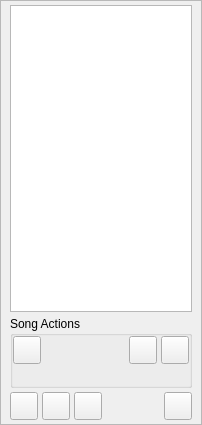
This is oom/widgets/routemapbase.ui in ccherrett/oom as Qt 5 draws it before an edit. The edited form follows.
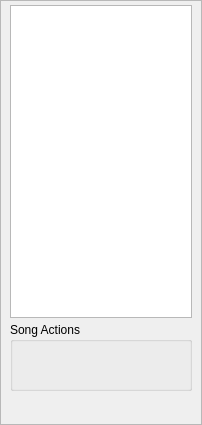
This is the edited form.

Commit message: Reimplement track resizing to remove tools

```diff
--- a/oom/widgets/routemapbase.ui
+++ b/oom/widgets/routemapbase.ui
@@ -99,17 +99,17 @@
          <number>0</number>
         </property>
         <item>
-         <widget class="QPushButton" name="btnLoad">
+         <widget class="QToolButton" name="btnLoad">
           <property name="minimumSize">
            <size>
-            <width>28</width>
-            <height>28</height>
+            <width>25</width>
+            <height>25</height>
            </size>
           </property>
           <property name="maximumSize">
            <size>
-            <width>28</width>
-            <height>28</height>
+            <width>25</width>
+            <height>25</height>
            </size>
           </property>
           <property name="toolTip">
@@ -118,6 +118,15 @@
           <property name="text">
            <string/>
           </property>
+          <property name="iconSize">
+           <size>
+            <width>25</width>
+            <height>25</height>
+           </size>
+          </property>
+          <property name="autoRaise">
+           <bool>true</bool>
+          </property>
          </widget>
         </item>
         <item>
@@ -134,17 +143,17 @@
          </spacer>
         </item>
         <item>
-         <widget class="QPushButton" name="btnClear">
+         <widget class="QToolButton" name="btnClear">
           <property name="minimumSize">
            <size>
-            <width>28</width>
-            <height>28</height>
+            <width>25</width>
+            <height>25</height>
            </size>
           </property>
           <property name="maximumSize">
            <size>
-            <width>28</width>
-            <height>28</height>
+            <width>25</width>
+            <height>25</height>
            </size>
           </property>
           <property name="toolTip">
@@ -153,20 +162,29 @@
           <property name="text">
            <string/>
           </property>
+          <property name="iconSize">
+           <size>
+            <width>25</width>
+            <height>25</height>
+           </size>
+          </property>
+          <property name="autoRaise">
+           <bool>true</bool>
+          </property>
          </widget>
         </item>
         <item>
-         <widget class="QPushButton" name="btnLink">
+         <widget class="QToolButton" name="btnLink">
           <property name="minimumSize">
            <size>
-            <width>28</width>
-            <height>28</height>
+            <width>25</width>
+            <height>25</height>
            </size>
           </property>
           <property name="maximumSize">
            <size>
-            <width>28</width>
-            <height>28</height>
+            <width>25</width>
+            <height>25</height>
            </size>
           </property>
           <property name="toolTip">
@@ -175,9 +193,18 @@
           <property name="text">
            <string/>
           </property>
+          <property name="iconSize">
+           <size>
+            <width>25</width>
+            <height>25</height>
+           </size>
+          </property>
           <property name="shortcut">
            <string>Ctrl+Shift+L</string>
           </property>
+          <property name="autoRaise">
+           <bool>true</bool>
+          </property>
          </widget>
         </item>
        </layout>
@@ -219,17 +246,17 @@
    <item>
     <layout class="QHBoxLayout" name="horizontalLayout">
      <item>
-      <widget class="QPushButton" name="btnEdit">
+      <widget class="QToolButton" name="btnEdit">
        <property name="minimumSize">
         <size>
-         <width>28</width>
-         <height>28</height>
+         <width>25</width>
+         <height>25</height>
         </size>
        </property>
        <property name="maximumSize">
         <size>
-         <width>28</width>
-         <height>28</height>
+         <width>25</width>
+         <height>25</height>
         </size>
        </property>
        <property name="toolTip">
@@ -238,20 +265,29 @@
        <property name="text">
         <string/>
        </property>
+       <property name="iconSize">
+        <size>
+         <width>25</width>
+         <height>25</height>
+        </size>
+       </property>
+       <property name="autoRaise">
+        <bool>true</bool>
+       </property>
       </widget>
      </item>
      <item>
-      <widget class="QPushButton" name="btnAdd">
+      <widget class="QToolButton" name="btnAdd">
        <property name="minimumSize">
         <size>
-         <width>28</width>
-         <height>28</height>
+         <width>25</width>
+         <height>25</height>
         </size>
        </property>
        <property name="maximumSize">
         <size>
-         <width>28</width>
-         <height>28</height>
+         <width>25</width>
+         <height>25</height>
         </size>
        </property>
        <property name="toolTip">
@@ -260,20 +296,29 @@
        <property name="text">
         <string/>
        </property>
+       <property name="iconSize">
+        <size>
+         <width>25</width>
+         <height>25</height>
+        </size>
+       </property>
+       <property name="autoRaise">
+        <bool>true</bool>
+       </property>
       </widget>
      </item>
      <item>
-      <widget class="QPushButton" name="btnCopy">
+      <widget class="QToolButton" name="btnCopy">
        <property name="minimumSize">
         <size>
-         <width>28</width>
-         <height>28</height>
+         <width>25</width>
+         <height>25</height>
         </size>
        </property>
        <property name="maximumSize">
         <size>
-         <width>28</width>
-         <height>28</height>
+         <width>25</width>
+         <height>25</height>
         </size>
        </property>
        <property name="toolTip">
@@ -282,6 +327,15 @@
        <property name="text">
         <string/>
        </property>
+       <property name="iconSize">
+        <size>
+         <width>25</width>
+         <height>25</height>
+        </size>
+       </property>
+       <property name="autoRaise">
+        <bool>true</bool>
+       </property>
       </widget>
      </item>
      <item>
@@ -298,17 +352,17 @@
       </spacer>
      </item>
      <item>
-      <widget class="QPushButton" name="btnDelete">
+      <widget class="QToolButton" name="btnDelete">
        <property name="minimumSize">
         <size>
-         <width>28</width>
-         <height>28</height>
+         <width>25</width>
+         <height>25</height>
         </size>
        </property>
        <property name="maximumSize">
         <size>
-         <width>28</width>
-         <height>28</height>
+         <width>25</width>
+         <height>25</height>
         </size>
        </property>
        <property name="toolTip">
@@ -317,6 +371,15 @@
        <property name="text">
         <string/>
        </property>
+       <property name="iconSize">
+        <size>
+         <width>25</width>
+         <height>25</height>
+        </size>
+       </property>
+       <property name="autoRaise">
+        <bool>true</bool>
+       </property>
       </widget>
      </item>
     </layout>
```
The commit also changes 7 other files.
